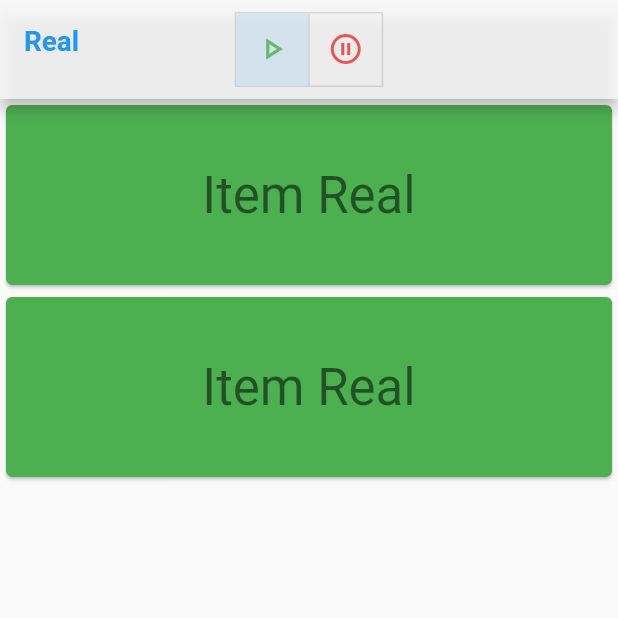
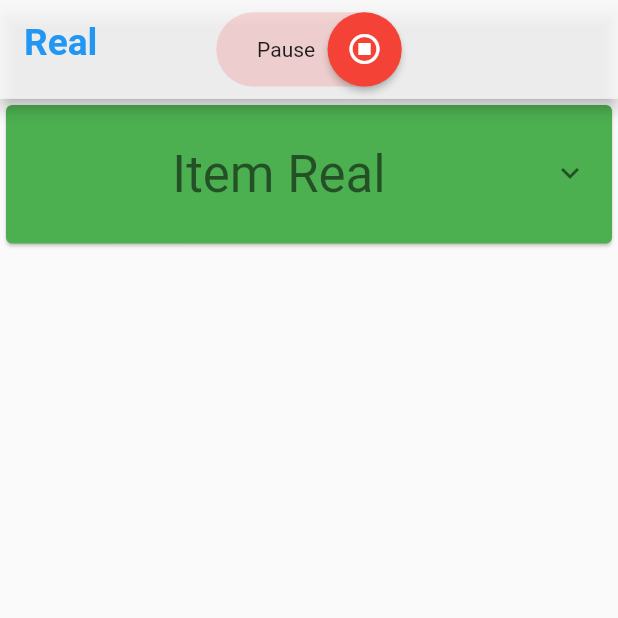
Before and after one commit to bahricanyesil/bstevr-assessment, a Flutter app: the screen it shows after launch, on a phone screen of 412 x 824 dp, the top half of it. Run offline on Flutter 3.47's test engine with Material 2 defaults, Android fonts, the phone set to English and light mode, and no system bars; our stand-ins replace audioplayers.

Commit message:
Custom Switcher and ExpansionTile are implemented

```diff
--- a/lib/core/core_shelf.dart
+++ b/lib/core/core_shelf.dart
@@ -1,3 +1,4 @@
+export 'decorations/decorations_shelf.dart';
 export 'extensions/extensions_shelf.dart';
 export 'init/init_shelf.dart';
 export 'models/models_shelf.dart';
--- /dev/null
+++ b/lib/core/decorations/box_decorations.dart
@@ -0,0 +1,13 @@
+import 'package:flutter/material.dart';
+
+import '../core_shelf.dart';
+
+mixin BoxDecorations {
+  static customSwitchDeco(BuildContext context, bool toggleValue) =>
+      BoxDecoration(
+        borderRadius: context.highCircular,
+        color: toggleValue
+            ? Colors.green[400]!.withOpacity(.2)
+            : Colors.red[400]!.withOpacity(.2),
+      );
+}
--- /dev/null
+++ b/lib/core/decorations/button_styles.dart
@@ -0,0 +1,15 @@
+import 'package:flutter/material.dart';
+
+import '../core_shelf.dart';
+
+mixin ButtonStyles {
+  static customSwitchButtonStyle(BuildContext context, Color primaryColor) =>
+      ElevatedButton.styleFrom(
+        shape: RoundedRectangleBorder(borderRadius: context.highCircular),
+        primary: primaryColor,
+        tapTargetSize: MaterialTapTargetSize.shrinkWrap,
+        fixedSize: Size(context.height * 6, context.height * 6),
+        padding: EdgeInsets.zero,
+        minimumSize: Size.zero,
+      );
+}
--- /dev/null
+++ b/lib/core/decorations/decorations_shelf.dart
@@ -0,0 +1,2 @@
+export 'box_decorations.dart';
+export 'button_styles.dart';
--- /dev/null
+++ b/lib/core/widgets/buttons/buttons_shelf.dart
@@ -0,0 +1 @@
+export 'custom_switch_button.dart';
--- /dev/null
+++ b/lib/core/widgets/buttons/custom_switch_button.dart
@@ -0,0 +1,52 @@
+import 'package:flutter/material.dart';
+
+import '../../core_shelf.dart';
+
+class CustomSwitchButton extends StatelessWidget {
+  final bool toggleValue;
+  final Function() toggleAction;
+  const CustomSwitchButton(
+      {Key? key, required this.toggleValue, required this.toggleAction})
+      : super(key: key);
+
+  @override
+  Widget build(BuildContext context) {
+    return AnimatedContainer(
+      duration: context.fast,
+      width: context.width * 30,
+      height: context.height * 6,
+      decoration: BoxDecorations.customSwitchDeco(context, toggleValue),
+      child: getButton(context),
+    );
+  }
+
+  Widget getButton(BuildContext context) => InkWell(
+        onTap: toggleAction,
+        child: toggleValue
+            ? getIconButton(
+                context, 'Resume', Icons.play_circle_outline, Colors.green)
+            : getIconButton(
+                context, 'Pause', Icons.stop_circle_outlined, Colors.red),
+      );
+
+  Widget getIconButton(BuildContext context, String text, IconData icon,
+          Color primaryColor) =>
+      Row(
+        mainAxisAlignment:
+            text == 'Resume' ? MainAxisAlignment.start : MainAxisAlignment.end,
+        children: [
+          getButtonText(context, text == 'Pause', text),
+          ElevatedButton(
+              onPressed: toggleAction,
+              child: Icon(icon, color: Colors.white),
+              style:
+                  ButtonStyles.customSwitchButtonStyle(context, primaryColor)),
+          getButtonText(context, text == 'Resume', text),
+        ],
+      );
+
+  Widget getButtonText(BuildContext context, bool visible, String text) =>
+      Visibility(
+          visible: visible,
+          child: Padding(padding: context.horizontalLowMed, child: Text(text)));
+}
--- a/lib/core/widgets/app_bar.dart
+++ b/lib/core/widgets/custom_app_bar.dart
@@ -3,14 +3,14 @@ import '../core_shelf.dart';
 
 class CustomAppBar extends StatelessWidget implements PreferredSizeWidget {
   final String title;
-  final Function(int index) toggleAction;
-  final List<bool> isSelected;
+  final Function() toggleAction;
+  final bool toggleValue;
   final double size;
   const CustomAppBar({
     Key? key,
     required this.title,
     required this.toggleAction,
-    required this.isSelected,
+    required this.toggleValue,
     required this.size,
   }) : super(key: key);
 
@@ -29,22 +29,14 @@ class CustomAppBar extends StatelessWidget implements PreferredSizeWidget {
         title,
         style: TextStyle(
           color: context.primaryColor,
-          fontSize: context.fontSize * 3,
+          fontSize: context.fontSize * 4,
           fontWeight: FontWeight.w600,
         ),
       );
 
   Widget getMainContainer(BuildContext context) => Center(
-        child: toggleButton(),
-      );
-
-  Widget toggleButton() => ToggleButtons(
-        children: <Widget>[
-          Icon(Icons.play_arrow_outlined, color: Colors.green[400]),
-          Icon(Icons.pause_circle_outline_outlined, color: Colors.red[400]),
-        ],
-        onPressed: toggleAction,
-        isSelected: isSelected,
+        child: CustomSwitchButton(
+            toggleValue: toggleValue, toggleAction: toggleAction),
       );
 
   @override
--- a/lib/core/widgets/widgets_shelf.dart
+++ b/lib/core/widgets/widgets_shelf.dart
@@ -1 +1,2 @@
-export 'app_bar.dart';
+export 'buttons/buttons_shelf.dart';
+export 'custom_app_bar.dart';
--- a/lib/view/coin-detector/automated_coin_detector.dart
+++ b/lib/view/coin-detector/automated_coin_detector.dart
@@ -15,31 +15,51 @@ class CoinDetector extends StatefulWidget {
   _CoinDetectorState createState() => _CoinDetectorState();
 }
 
-class _CoinDetectorState extends State<CoinDetector> {
+class _CoinDetectorState extends State<CoinDetector>
+    with SingleTickerProviderStateMixin {
   final GlobalKey<AnimatedListState> _elementKey =
       GlobalKey<AnimatedListState>();
   List<String> _items = [];
-  final Stream<String> _randomStream =
-      Stream.periodic(const Duration(seconds: 3), (int val) {
-    final random = Random().nextInt(2);
-    return random == 0 ? 'Real' : 'Fake';
-  });
-  final List<bool> isSelected = [true, false];
+  late Stream<String> _randomStream;
+  bool _toggleValue = false;
   final StreamController _streamController = StreamController.broadcast();
   late StreamSubscription<String> _streamSubscription;
-  final AudioPlayer _advancedPlayer = AudioPlayer();
-
+  late AnimationController _animationController;
+  final AudioCache _audioCache = AudioCache();
+  final Duration _kExpand = const Duration(milliseconds: 200);
+  static final Animatable<double> _easeInTween =
+      CurveTween(curve: Curves.easeIn);
+  static final Animatable<double> _halfTween =
+      Tween<double>(begin: 0.0, end: 0.5);
   @override
   void initState() {
     super.initState();
+    _randomStream = Stream.periodic(const Duration(seconds: 3), (int val) {
+      final random = Random().nextInt(2);
+      if (_elementKey.currentState != null) {
+        _elementKey.currentState!
+            .insertItem(0, duration: const Duration(milliseconds: 500));
+        _items = [random == 0 ? 'Real' : 'Fake', ..._items];
+        if (random == 0) {
+          WidgetsBinding.instance!.addPostFrameCallback((timeStamp) async {
+            final bytes =
+                await (await _audioCache.loadAsFile('sound/coin_sound.mp3'))
+                    .readAsBytes();
+            await _audioCache.playBytes(bytes);
+          });
+        }
+      }
+      return random == 0 ? 'Real' : 'Fake';
+    });
     _streamSubscription = _randomStream.listen(_streamController.add);
+    _animationController = AnimationController(duration: _kExpand, vsync: this);
 
     if (kIsWeb) {
       // Calls to Platform.isIOS fails on web
       return;
     }
     if (Platform.isIOS) {
-      _advancedPlayer.notificationService.startHeadlessService();
+      _audioCache.fixedPlayer?.notificationService.startHeadlessService();
     }
   }
 
@@ -49,18 +69,8 @@ class _CoinDetectorState extends State<CoinDetector> {
       stream: _streamController.stream,
       initialData: 'Waiting',
       builder: (BuildContext context, AsyncSnapshot<dynamic> snapshot) {
-        if (_elementKey.currentState != null) {
-          _elementKey.currentState!
-              .insertItem(0, duration: const Duration(milliseconds: 500));
-          _items = [snapshot.data ?? '', ..._items];
-          if (snapshot.data == 'Real') {
-            WidgetsBinding.instance!.addPostFrameCallback((timeStamp) async {
-              await _advancedPlayer.play(
-                  'https://www.soundsnap.com/streamers/play2.php?t=l&p=files%2Faudio%2F74%2F274005-Ambient-Game-Score-Clay-Coin-1.mp3');
-            });
-          }
-        }
-        List<Widget> children;
+        // ignore: omit_local_variable_types
+        List<Widget> children = [];
         if (snapshot.hasError) {
           children = errorWidgets(snapshot);
         } else {
@@ -72,7 +82,7 @@ class _CoinDetectorState extends State<CoinDetector> {
               children = waitingWidgets();
               break;
             case ConnectionState.active:
-              children = activeWidgets(snapshot.data);
+              children = [];
               break;
             case ConnectionState.done:
               children = doneWidgets(snapshot.data);
@@ -83,22 +93,22 @@ class _CoinDetectorState extends State<CoinDetector> {
           child: Scaffold(
             appBar: CustomAppBar(
               title: snapshot.data ?? '',
-              isSelected: isSelected,
+              toggleValue: _toggleValue,
               toggleAction: toggleAction,
               size: context.height * 8,
             ),
-            body: Column(
-              mainAxisSize: MainAxisSize.max,
-              children: <Widget>[
-                Expanded(
-                  child: AnimatedList(
+            body: children.isEmpty
+                ? AnimatedList(
                     key: _elementKey,
                     initialItemCount: _items.length,
                     itemBuilder: slideAnimation,
+                  )
+                : Center(
+                    child: Column(
+                      mainAxisAlignment: MainAxisAlignment.center,
+                      children: children,
+                    ),
                   ),
-                ),
-              ],
-            ),
           ),
         );
       },
@@ -118,13 +128,30 @@ class _CoinDetectorState extends State<CoinDetector> {
           reverseCurve: Curves.easeOut)),
       child: FadeTransition(
         opacity: animation,
-        child: SizedBox(
-          height: 128.0,
-          child: Card(
-            color: item == 'Real' ? Colors.green : Colors.red,
-            child: Center(
-              child: Text('Item $item',
-                  style: Theme.of(context).textTheme.headline4!),
+        child: Card(
+          color: item == 'Real' ? Colors.green : Colors.red,
+          child: ExpansionTile(
+            title: Container(
+              alignment: Alignment.center,
+              height: context.height * 10,
+              child: Text(
+                'Item $item',
+                style: Theme.of(context).textTheme.headline4!,
+                textAlign: TextAlign.center,
+              ),
+            ),
+            children: [
+              Text(
+                'asdsad',
+                textAlign: TextAlign.center,
+              )
+            ],
+            trailing: RotationTransition(
+              turns: _animationController.drive(_halfTween.chain(_easeInTween)),
+              child: Padding(
+                padding: context.topLowMed,
+                child: const Icon(Icons.expand_more),
+              ),
             ),
           ),
         ),
@@ -132,18 +159,16 @@ class _CoinDetectorState extends State<CoinDetector> {
     );
   }
 
-  void toggleAction(int index) {
-    if (index == 0 && _streamSubscription.isPaused) {
+  void toggleAction() {
+    if (_toggleValue && _streamSubscription.isPaused) {
       _streamSubscription.resume();
-    } else if (index == 1 && !_streamSubscription.isPaused) {
+    } else if (!_toggleValue && !_streamSubscription.isPaused) {
       _streamSubscription.pause();
     } else {
       return;
     }
     setState(() {
-      for (var butIndex = 0; butIndex < isSelected.length; butIndex++) {
-        isSelected[butIndex] = butIndex == index;
-      }
+      _toggleValue = !_toggleValue;
     });
   }
 
@@ -175,28 +200,14 @@ class _CoinDetectorState extends State<CoinDetector> {
         )
       ];
 
-  List<Widget> waitingWidgets() => const <Widget>[
-        SizedBox(
-          child: CircularProgressIndicator(),
-          width: 60,
-          height: 60,
+  List<Widget> waitingWidgets() => <Widget>[
+        const Spacer(),
+        Padding(
+          padding: context.verticalMedium,
+          child: const CircularProgressIndicator(),
         ),
-        Padding(
-          padding: EdgeInsets.only(top: 16),
-          child: Text('Awaiting bids...'),
-        )
-      ];
-
-  List<Widget> activeWidgets(String? data) => <Widget>[
-        const Icon(
-          Icons.check_circle_outline,
-          color: Colors.green,
-          size: 60,
-        ),
-        Padding(
-          padding: const EdgeInsets.only(top: 16),
-          child: Text(data ?? 'Real'),
-        )
+        const Text('Waiting for the data...'),
+        const Spacer(),
       ];
 
   List<Widget> doneWidgets(String? data) => <Widget>[
--- a/pubspec.yaml
+++ b/pubspec.yaml
@@ -21,3 +21,5 @@ dev_dependencies:
 
 flutter:
   uses-material-design: true
+  assets:
+    - assets/sound/
```
Also changed, not shown: 2 other files.
